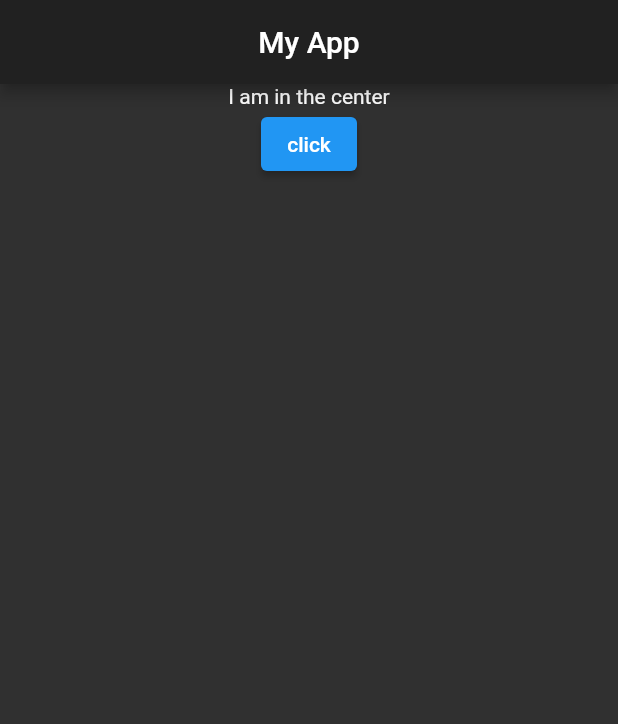
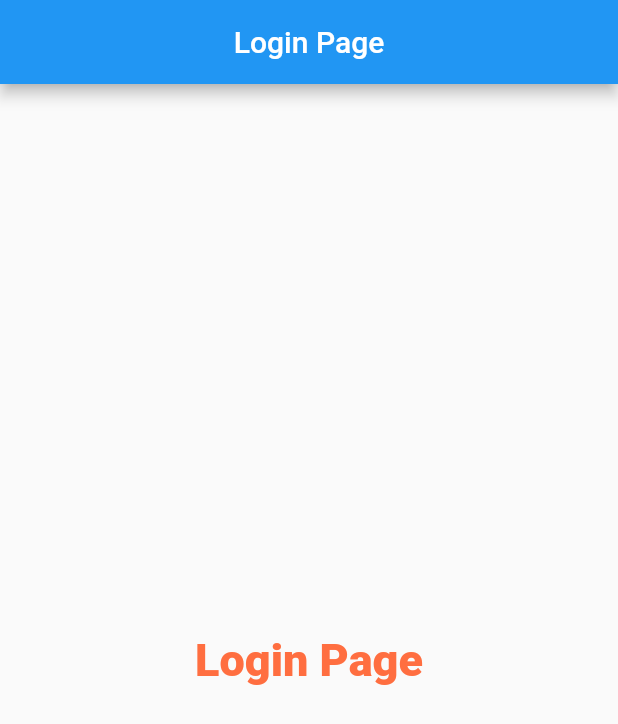
Before and after one commit to vinayak5002/Flutter, a Flutter app: the screen it shows after launch, on a phone screen of 412 x 824 dp. Shown: the top 724 px of the screen. Run offline on Flutter 3.47's test engine with Material 2 defaults, Android fonts, the phone set to English and light mode, and no system bars.

Commit message:
themes,routes,text

```diff
--- a/lib/main.dart
+++ b/lib/main.dart
@@ -1,5 +1,7 @@
 import 'package:flutter/material.dart';
-import 'second.dart';
+import 'pages/second.dart';
+import 'package:flutter_application_1/pages/login.dart';
+
 void main(){
   runApp(MyApp());
 }
@@ -7,7 +9,16 @@ void main(){
 class MyApp extends StatelessWidget {
   @override
   Widget build(BuildContext context) {
-    return FirstPage();
+    return MaterialApp(
+      // home: FirstPage(),
+      themeMode: ThemeMode.dark,
+      theme: ThemeData(primarySwatch: Colors.indigo),
+      darkTheme: ThemeData(brightness: Brightness.dark),
+      routes: {
+        "/" : (context) => LoginPage(),
+        "/Login" : (context) => LoginPage()
+      },
+    );
   }
 }
 
--- /dev/null
+++ b/lib/pages/login.dart
@@ -0,0 +1,28 @@
+import 'package:flutter/material.dart';
+
+class LoginPage extends StatelessWidget {
+  @override
+  Widget build(BuildContext context) {
+    return MaterialApp(
+      home: Scaffold(
+        appBar: AppBar(
+          title: Text("Login Page"),
+          centerTitle: true,
+        ),
+        body: Center(
+          child: Text(
+            "Login Page",
+            style: TextStyle(
+              fontSize: 30,
+              color: Colors.deepOrangeAccent,
+              fontWeight: FontWeight.w800,
+            ),
+          )
+        ),
+      ),
+      // child: Center(
+      //   child: Text("Login Page")
+      // ),
+    );
+  }
+}
--- a/lib/second.dart
+++ b/lib/pages/second.dart
@@ -1,4 +1,5 @@
 import 'package:flutter/material.dart';
+import 'package:flutter_application_1/pages/login.dart';
 
 class FirstPage extends StatelessWidget {
   @override
@@ -6,11 +7,7 @@ class FirstPage extends StatelessWidget {
 
   }
   Widget build(BuildContext context) {
-    return MaterialApp(
-      themeMode: ThemeMode.dark,
-      theme: ThemeData(primarySwatch: Colors.indigo),
-      darkTheme: ThemeData(brightness: Brightness.dark),
-      home: Scaffold(
+    return Scaffold(
         appBar: AppBar(
           title: Text('My App'),
           centerTitle: true,
@@ -21,7 +18,6 @@ class FirstPage extends StatelessWidget {
             ElevatedButton(onPressed: fuc, child: Text('click'))
           ],),
         ),
-      ),
     );
   }
 }
--- a/pubspec.yaml
+++ b/pubspec.yaml
@@ -45,8 +45,8 @@ flutter:
   uses-material-design: true
 
   # To add assets to your application, add an assets section, like this:
-  # assets:
-  #   - images/a_dot_burr.jpeg
+assets:
+   - assets/images
   #   - images/a_dot_ham.jpeg
 
   # An image asset can refer to one or more resolution-specific "variants", see
```
Also changed, not shown: assets/images/login_icon.png (added).
